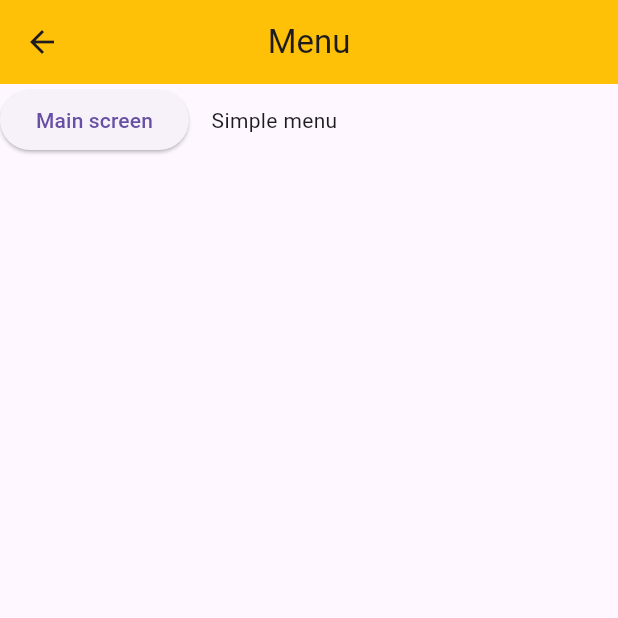
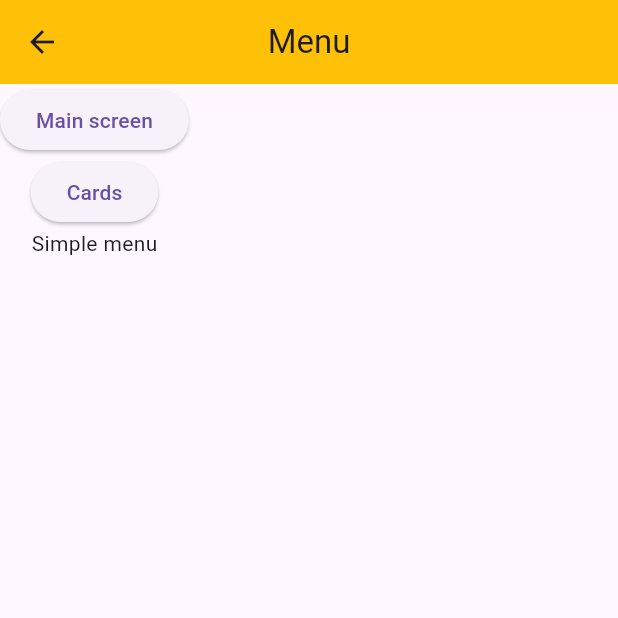
Before and after one commit to kerillio/flutter_application_1, a Flutter app: the Home screen opened by its route, after a tap on the "menu" icon, on a phone screen of 412 x 824 dp, the top half of it. Run offline on Flutter 3.47's test engine with Material 3 defaults, Android fonts, the phone set to English and light mode, and no system bars; our stand-ins replace cloud_firestore, firebase_core; missing offline and left inert: firebase_data_connect; accounts and stored records are empty; generated files the repository leaves out were written again.

```diff
--- /dev/null
+++ b/lib/class lib/menuOpen.dart
@@ -0,0 +1,31 @@
+import 'package:flutter/material.dart';
+
+
+
+ void menuOpen(BuildContext context) {
+    Navigator.of(context).push(
+        MaterialPageRoute(builder: (BuildContext context) {
+          return Scaffold(
+              appBar: AppBar(
+                title: Text('Menu'),
+                backgroundColor: Colors.amber,
+                centerTitle: true,
+              ),
+              body: Column (
+                children: [
+                  ElevatedButton(onPressed: (){
+                    Navigator.pop(context);
+                    Navigator.pushNamedAndRemoveUntil(context, '/', (route) => false);
+                  }, child: Text('Main screen')),
+                  ElevatedButton(onPressed: (){
+                    Navigator.pop(context);
+                    Navigator.pushNamedAndRemoveUntil(context, '/cards', (route) => false);
+                  }, child: Text('Cards')),
+                  Padding(padding: EdgeInsets.only(left: 15)),
+                  Text('Simple menu')
+                ],
+              )
+          );
+        })
+    );
+  }
--- a/lib/pages/home.dart
+++ b/lib/pages/home.dart
@@ -1,6 +1,7 @@
 import 'package:cloud_firestore/cloud_firestore.dart';
 import 'package:flutter/material.dart';
 import 'package:firebase_core/firebase_core.dart';
+import 'package:flutter_application_1/class lib/menuOpen.dart';
 import '/firebase_options.dart';
 
 class Home extends StatefulWidget {
@@ -18,29 +19,6 @@ class HomeState extends State<Home> {
     await Firebase.initializeApp();
   }
 
-  void _menuOpen() {
-    Navigator.of(context).push(
-      MaterialPageRoute(builder: (BuildContext context) {
-        return Scaffold(
-          appBar: AppBar(
-            title: Text('Menu'),
-            backgroundColor: Colors.amber,
-              centerTitle: true,
-          ),
-          body: Row (
-            children: [
-              ElevatedButton(onPressed: (){
-                Navigator.pop(context);
-                Navigator.pushNamedAndRemoveUntil(context, '/', (route) => false);
-              }, child: Text('Main screen')),
-              Padding(padding: EdgeInsets.only(left: 15)),
-              Text('Simple menu')
-            ],
-          )
-        );
-      })
-    );
-  }
 
   String? _userToDo;
 
@@ -55,7 +33,9 @@ class HomeState extends State<Home> {
         actions: [
           IconButton(
             icon: Icon(Icons.menu_outlined),
-            onPressed: _menuOpen,)
+            onPressed: () {
+              menuOpen(context);
+            },)
         ],
       ),
       body: StreamBuilder(
--- a/lib/pages/main_screen.dart
+++ b/lib/pages/main_screen.dart
@@ -17,7 +17,10 @@ class MainScreen extends StatelessWidget {
             Text('Main screeen', style: TextStyle(color: Colors.black),),
             ElevatedButton(onPressed: (){
               Navigator.pushReplacementNamed(context, '/cards');
-            }, child: Text('Перейти далее'))
+            }, child: Text('Перейти далее')),
+            ElevatedButton(onPressed: (){
+              Navigator.pushReplacementNamed(context, '/fileDemo');
+            }, child: Text('FILE IO'))
           ],
         )
     );}
```
Also changed, not shown: lib/pages/fileCounter.dart (+15 -1 lines).
